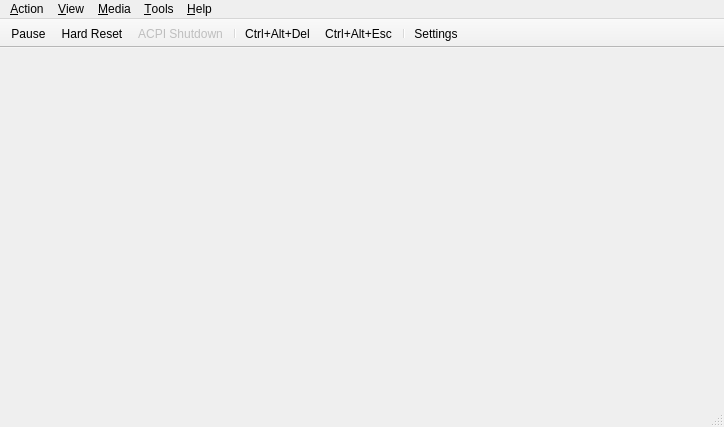
The window that src/qt/qt_mainwindow.ui (86Box/86Box) describes before a commit, drawn with Qt 5.
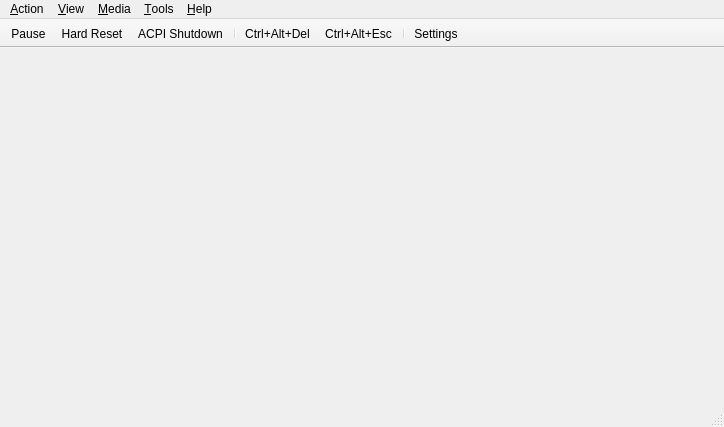
The same window after the commit. Icons and pictures are not drawn. Custom widgets are drawn as their Qt base class.

Commit message: qt: Reenable and make functional ACPI shutdown button

```diff
--- a/src/qt/qt_mainwindow.ui
+++ b/src/qt/qt_mainwindow.ui
@@ -743,7 +743,7 @@
   </action>
   <action name="actionACPI_Shutdown">
    <property name="enabled">
-    <bool>false</bool>
+    <bool>true</bool>
    </property>
    <property name="icon">
     <iconset resource="../qt_resources.qrc">
```
Left out of the diff: 2 changed lines with no effect on the pictures. The commit also changes 5 other files.
